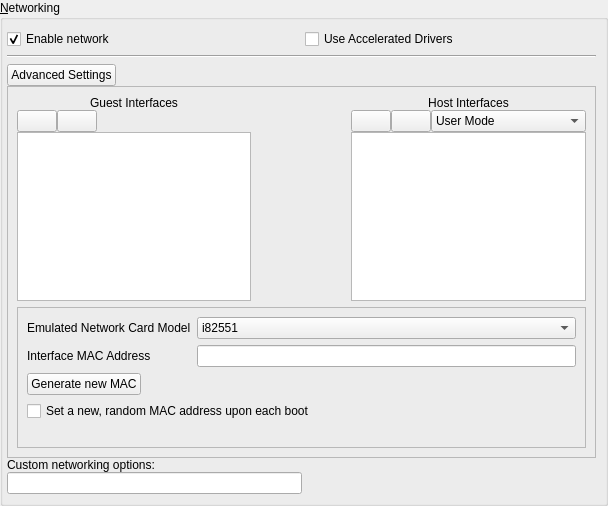
Above: ui/networkpage.ui from uwolfer/qtemu before the change. Below: the same form after it.
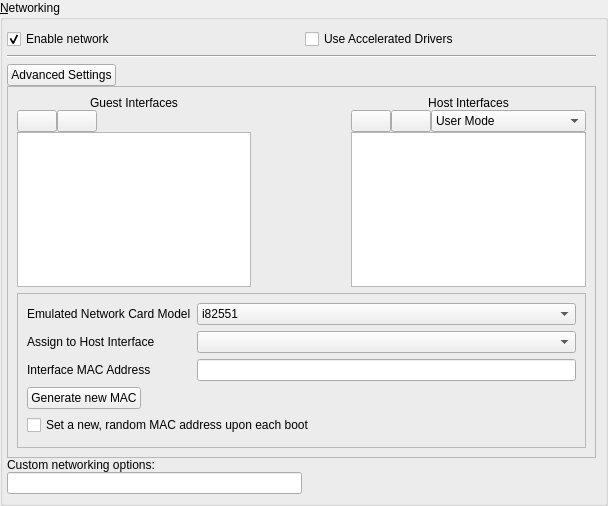
That is the form after the change. The open tabs and pages were chosen to show the change. Icons and pictures are not drawn.

Commit message: making guest/host network device selection work consistently

What changed in the file:
```diff
--- a/ui/networkpage.ui
+++ b/ui/networkpage.ui
@@ -270,14 +270,6 @@
               </layout>
              </widget>
              <widget class="QWidget" name="page_2" >
-              <property name="geometry" >
-               <rect>
-                <x>3</x>
-                <y>3</y>
-                <width>582</width>
-                <height>332</height>
-               </rect>
-              </property>
               <layout class="QVBoxLayout" name="verticalLayout_4" >
                <item>
                 <layout class="QHBoxLayout" name="connectorLayout" >
@@ -923,24 +915,16 @@
                   </layout>
                  </widget>
                  <widget class="QWidget" name="guestPage" >
-                  <property name="geometry" >
-                   <rect>
-                    <x>3</x>
-                    <y>3</y>
-                    <width>568</width>
-                    <height>149</height>
-                   </rect>
-                  </property>
                   <layout class="QVBoxLayout" name="verticalLayout_5" >
                    <item>
                     <layout class="QFormLayout" name="formLayout" >
-                     <item row="1" column="1" >
-                      <widget class="QLineEdit" name="macEdit" />
-                     </item>
-                     <item row="1" column="0" >
-                      <widget class="QLabel" name="label_3" >
+                     <property name="fieldGrowthPolicy" >
+                      <enum>QFormLayout::AllNonFixedFieldsGrow</enum>
+                     </property>
+                     <item row="0" column="0" >
+                      <widget class="QLabel" name="label_6" >
                        <property name="text" >
-                        <string>Interface MAC Address</string>
+                        <string>Emulated Network Card Model</string>
                        </property>
                       </widget>
                      </item>
@@ -993,14 +977,27 @@
                        </item>
                       </widget>
                      </item>
-                     <item row="0" column="0" >
-                      <widget class="QLabel" name="label_6" >
+                     <item row="1" column="0" >
+                      <widget class="QLabel" name="label_18" >
                        <property name="text" >
-                        <string>Emulated Network Card Model</string>
+                        <string>Assign to Host Interface</string>
                        </property>
                       </widget>
                      </item>
+                     <item row="1" column="1" >
+                      <widget class="QComboBox" name="hostInterface" />
+                     </item>
+                     <item row="2" column="1" >
+                      <widget class="QLineEdit" name="macEdit" />
+                     </item>
                      <item row="2" column="0" >
+                      <widget class="QLabel" name="label_3" >
+                       <property name="text" >
+                        <string>Interface MAC Address</string>
+                       </property>
+                      </widget>
+                     </item>
+                     <item row="3" column="0" >
                       <widget class="QPushButton" name="macButton" >
                        <property name="text" >
                         <string>Generate new MAC</string>
```
Left out of the diff: 63 changed lines with no effect on the pictures. The commit also changes 3 other files.
